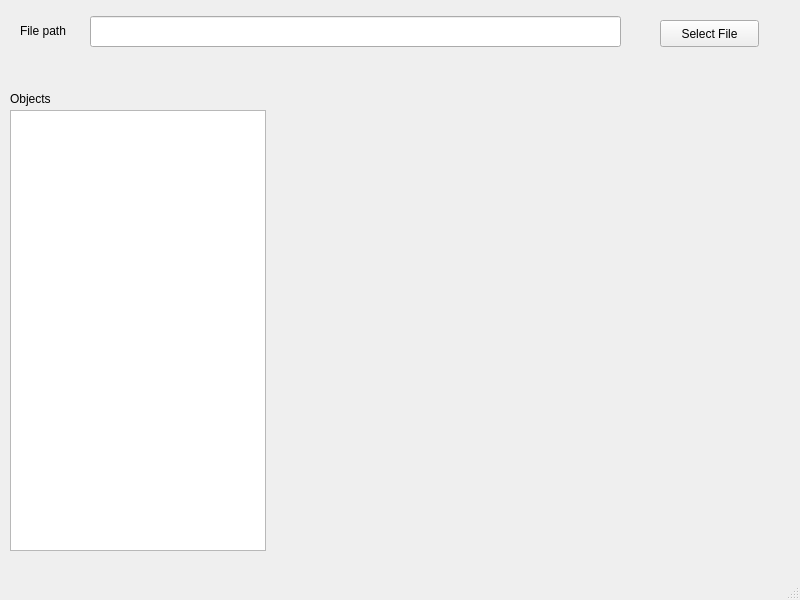
This is gui/iris.ui in shubhamchauhan/iris as Qt 5 draws it before an edit. The edited form follows.
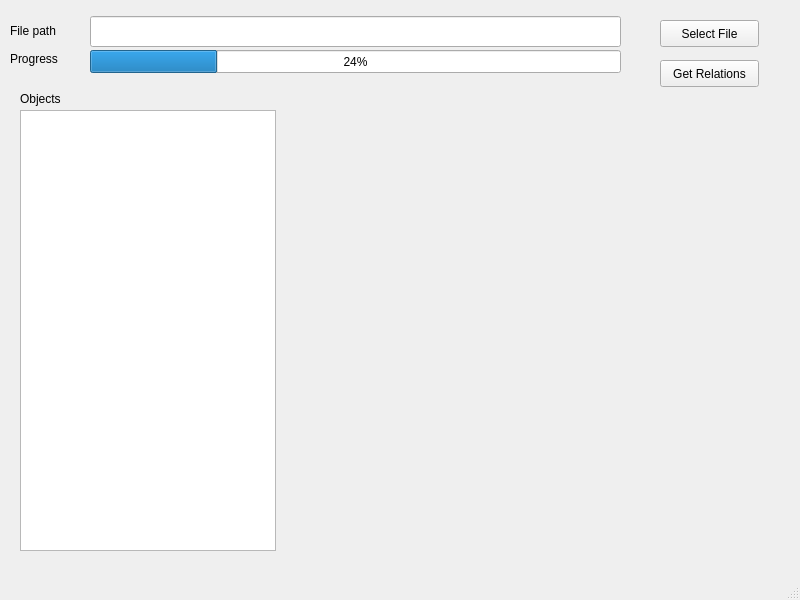
This is the edited form.

The edit to the form file:
```diff
--- a/gui/iris.ui
+++ b/gui/iris.ui
@@ -30,7 +30,7 @@
    <widget class="QLabel" name="label">
     <property name="geometry">
      <rect>
-      <x>20</x>
+      <x>10</x>
       <y>20</y>
       <width>68</width>
       <height>21</height>
@@ -56,7 +56,7 @@
    <widget class="QListView" name="listView">
     <property name="geometry">
      <rect>
-      <x>10</x>
+      <x>20</x>
       <y>110</y>
       <width>256</width>
       <height>441</height>
@@ -66,7 +66,7 @@
    <widget class="QLabel" name="label_2">
     <property name="geometry">
      <rect>
-      <x>10</x>
+      <x>20</x>
       <y>90</y>
       <width>68</width>
       <height>17</height>
@@ -76,6 +76,45 @@
      <string>Objects</string>
     </property>
    </widget>
+   <widget class="QPushButton" name="get_relations_button">
+    <property name="geometry">
+     <rect>
+      <x>660</x>
+      <y>60</y>
+      <width>99</width>
+      <height>27</height>
+     </rect>
+    </property>
+    <property name="text">
+     <string>Get Relations</string>
+    </property>
+   </widget>
+   <widget class="QProgressBar" name="progressBar">
+    <property name="geometry">
+     <rect>
+      <x>90</x>
+      <y>50</y>
+      <width>531</width>
+      <height>23</height>
+     </rect>
+    </property>
+    <property name="value">
+     <number>24</number>
+    </property>
+   </widget>
+   <widget class="QLabel" name="label_3">
+    <property name="geometry">
+     <rect>
+      <x>10</x>
+      <y>50</y>
+      <width>68</width>
+      <height>17</height>
+     </rect>
+    </property>
+    <property name="text">
+     <string>Progress</string>
+    </property>
+   </widget>
   </widget>
   <widget class="QMenuBar" name="menubar">
    <property name="geometry">
```
Left out of the diff: 6 changed lines with no effect on the pictures.
